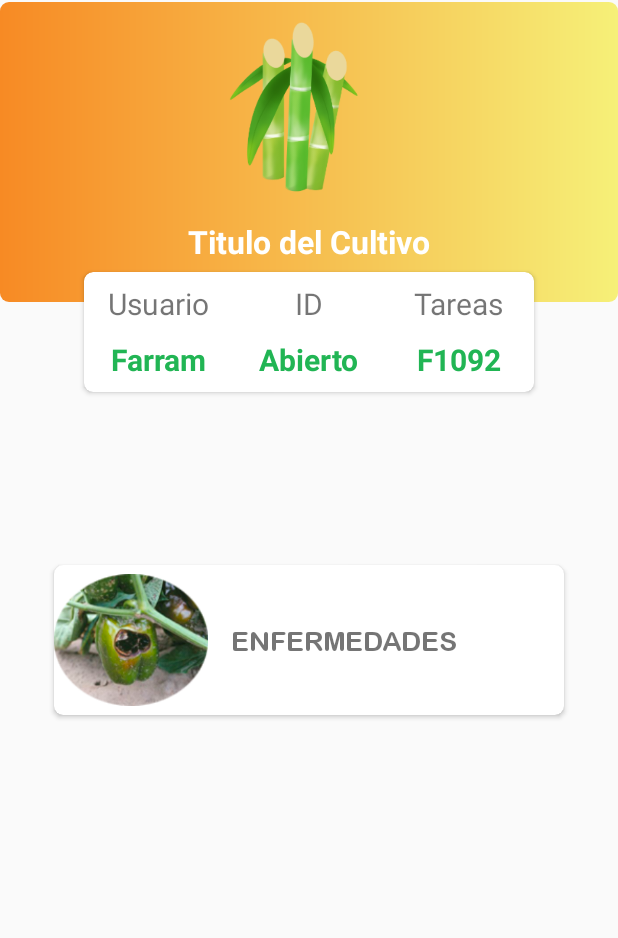
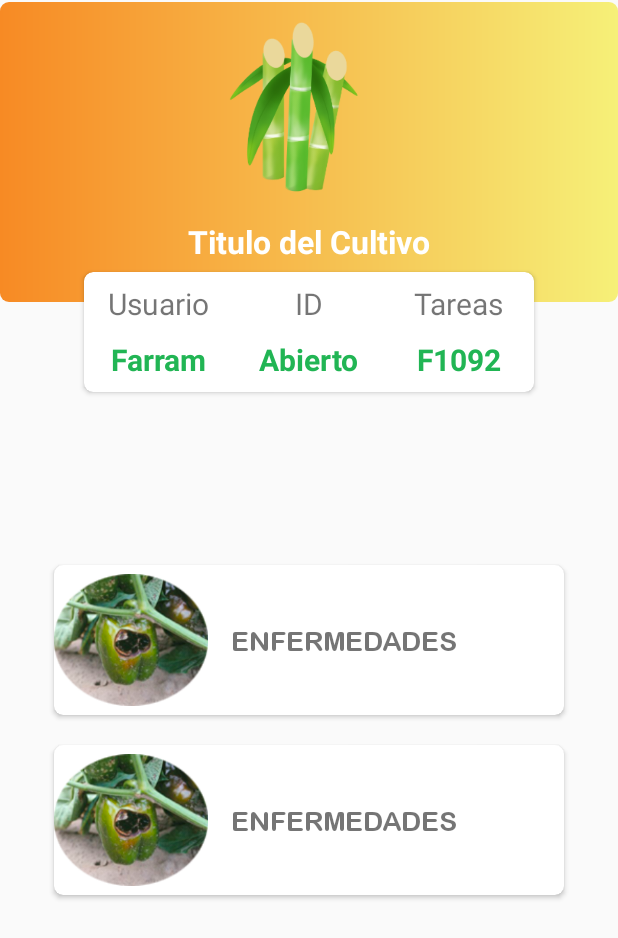
Before and after one commit to fl05an17/NoguiApp2.0.1, an Android app: the layout activity_info_cultivo.xml on its own in the app's theme, with its tools: preview values and no code run, on a phone screen of 412 x 824 dp. Shown: the top 938 px of the screen. Run offline under Robolectric (Android 15) with nearby library versions, the light colour scheme and no system bars.

Commit message:
Sprint 11
Description
Finalizado Modulo Enfermedades
Agregando Menu lateral

```diff
--- a/app/src/main/java/com/example/noguiapp20/ActividadNotaLocal.kt
+++ b/app/src/main/java/com/example/noguiapp20/ActividadNotaLocal.kt
@@ -44,7 +44,7 @@ class ActividadNotaLocal : AppCompatActivity() {
             titulo = findViewById(R.id.titleET)
             texto = findViewById(R.id.textET)
             color = findViewById(R.id.IDcolor)
-            button = findViewById(R.id.btnAgregarN)
+
             fecha = findViewById(R.id.tvFechaNota)
 
         val cal = Calendar.getInstance()
@@ -111,6 +111,7 @@ class ActividadNotaLocal : AppCompatActivity() {
                     if(!titulo?.text?.isEmpty()!! && !texto?.text?.isEmpty()!!){
                         Thread {
                             var note = Notas_Entity()
+                            note.idNota = id.toInt()
                             note.titulo = titulo?.text.toString()
                             note.descr_n = texto?.text.toString()
                             note.fecha = fecha?.text.toString()
@@ -154,7 +155,7 @@ class ActividadNotaLocal : AppCompatActivity() {
                 }else{
                     nota.fecha = tvFechaNota?.text.toString()
                 }
-                nota.realizada = true
+                nota.realizada = false
                 nota.color = 1
                 db?.NotasDao()?.savaNota(nota)
                // nota.nota_color = color?.text.toString().toInt()
--- a/app/src/main/java/com/example/noguiapp20/Controlador/AdapterEnfermedades.kt
+++ b/app/src/main/java/com/example/noguiapp20/Controlador/AdapterEnfermedades.kt
@@ -36,9 +36,9 @@ class AdapterEnfermedades(val mCtx : Context, val notificacionId:Int, private va
 
         when(foto_id){
             1 -> foto.setImageResource(R.drawable.cercosporiosis_chile_uno)
-            2 -> foto.setImageResource(R.drawable.cana_icon)
-            3 -> foto.setImageResource(R.drawable.chile_icon)
-            else -> foto.setImageResource(R.drawable.maiz_icon)
+            2 -> foto.setImageResource(R.drawable.roya_maiz_enfermedad_uno)
+            3 -> foto.setImageResource(R.drawable.enfermedad_cana_uno)
+            else -> foto.setImageResource(R.drawable.cercosporiosis_chile_uno)
         }
 
         return view
--- a/app/src/main/java/com/example/noguiapp20/Home.kt
+++ b/app/src/main/java/com/example/noguiapp20/Home.kt
@@ -8,6 +8,7 @@ import android.widget.ImageView
 import android.widget.ListView
 import android.widget.Toast
 import com.example.noguiapp20.Controlador.AdapterCultivo
+import com.example.noguiapp20.Enfermedades.Enfermedades_Detail
 import com.example.noguiapp20.Objects.Cultivo
 import com.google.firebase.database.*
 
@@ -66,11 +67,14 @@ class Home : AppCompatActivity() {
             Toast.makeText(this,CultivoList.get(position).id, Toast.LENGTH_SHORT).show();
             val intent = Intent(this,InfoCultivo::class.java)
             intent.putExtra("idCultivo",CultivoList.get(position).id)
+            intent.putExtra("imgCultivo",CultivoList.get(position).Image)
             intent.putExtra("idUser",sUser)
             startActivity(intent)
 
         }
 
 
+
+
     }
 }
--- a/app/src/main/res/layout/activity_info_cultivo.xml
+++ b/app/src/main/res/layout/activity_info_cultivo.xml
@@ -27,11 +27,12 @@
                 android:orientation="vertical">
 
                 <ImageView
+                    android:id="@+id/imgCulP"
                     android:layout_width="150dp"
                     android:layout_height="130dp"
                     android:layout_gravity="center_horizontal"
+
                     android:layout_marginTop="10dp"
-
                     app:srcCompat="@drawable/cana_icon" />
 
                 <TextView
@@ -191,6 +192,47 @@
             </LinearLayout>
         </androidx.cardview.widget.CardView>
 
+        <androidx.cardview.widget.CardView
+            android:id="@+id/cardViewPlag"
+            android:layout_width="340dp"
+            android:layout_height="100dp"
+            android:layout_marginLeft="35dp"
+            android:layout_marginTop="20dp"
+            app:cardCornerRadius="6dp">
+
+            <LinearLayout
+                android:layout_width="match_parent"
+                android:layout_height="match_parent"
+                android:orientation="horizontal">
+
+                <ImageView
+                    android:id="@+id/imageView5"
+                    android:layout_width="205dp"
+                    android:layout_height="wrap_content"
+                    android:layout_weight="1"
+                    android:src="@drawable/enfermedad_uno" />
+
+                <LinearLayout
+                    android:layout_width="match_parent"
+                    android:layout_height="match_parent"
+                    android:layout_weight="1"
+                    android:orientation="horizontal">
+
+                    <TextView
+                        android:id="@+id/tvPlagas"
+                        android:layout_width="wrap_content"
+                        android:layout_height="wrap_content"
+                        android:layout_marginLeft="15dp"
+                        android:layout_marginTop="40dp"
+                        android:layout_weight="1"
+                        android:fontFamily="@font/arial_rounded_mt_bold"
+                        android:text="@string/etiqueta_enfermedades"
+                        android:textSize="18dp" />
+                </LinearLayout>
+
+            </LinearLayout>
+        </androidx.cardview.widget.CardView>
+
     </LinearLayout>
 
 </androidx.constraintlayout.widget.ConstraintLayout>
--- /dev/null
+++ b/app/src/main/res/layout/content_main_nd.xml
@@ -0,0 +1,6 @@
+<?xml version="1.0" encoding="utf-8"?>
+<LinearLayout xmlns:android="http://schemas.android.com/apk/res/android"
+    android:orientation="vertical" android:layout_width="match_parent"
+    android:layout_height="match_parent">
+
+</LinearLayout>
--- /dev/null
+++ b/app/src/main/res/layout/nav_header.xml
@@ -0,0 +1,6 @@
+<?xml version="1.0" encoding="utf-8"?>
+<LinearLayout xmlns:android="http://schemas.android.com/apk/res/android"
+    android:orientation="vertical" android:layout_width="match_parent"
+    android:layout_height="match_parent">
+
+</LinearLayout>
```
Also changed, not shown: app/src/main/AndroidManifest.xml (+11 -6 lines), app/src/main/java/com/example/noguiapp20/Controlador/NotaAdapter.kt (+19 -1 lines), app/src/main/java/com/example/noguiapp20/Enfermedades/Enfermedades_Detail.kt (+6 -3 lines), app/src/main/java/com/example/noguiapp20/InfoCultivo.kt (+13 -1 lines), app/src/main/java/com/example/noguiapp20/MenuLateral/NavigationDrawer.kt (added, +13 -0 lines), app/src/main/res/layout/activity_actividad_nota_local.xml (+10 -21 lines), app/src/main/res/layout/activity_navigation_drawer.xml (added, +9 -0 lines).
